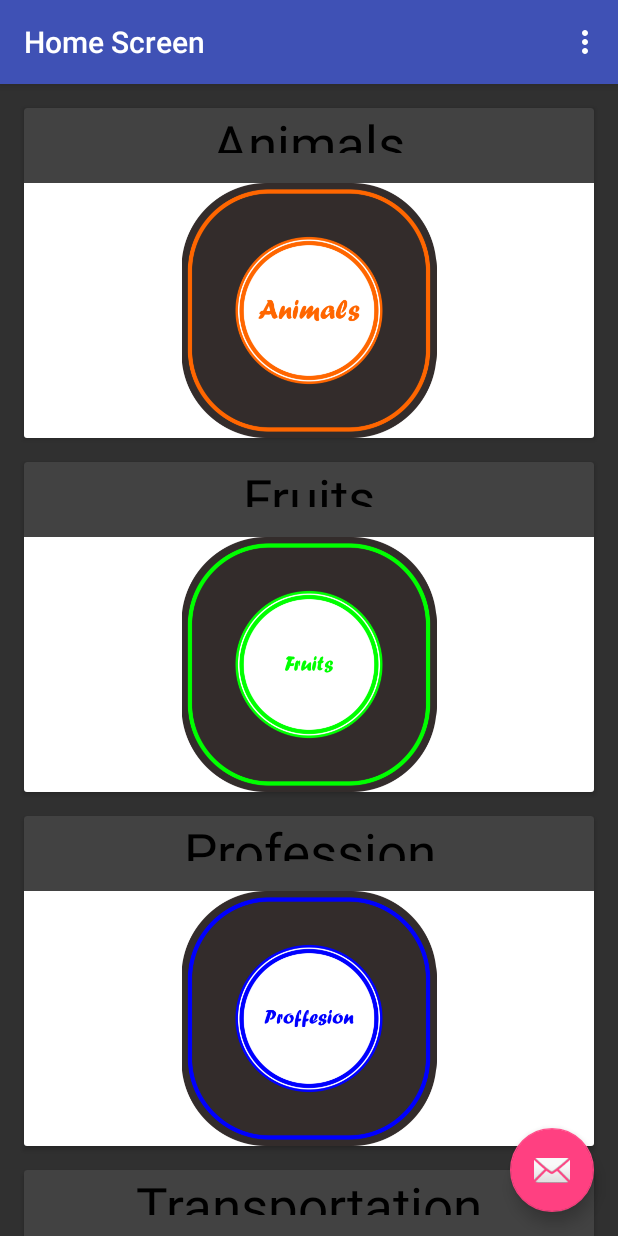
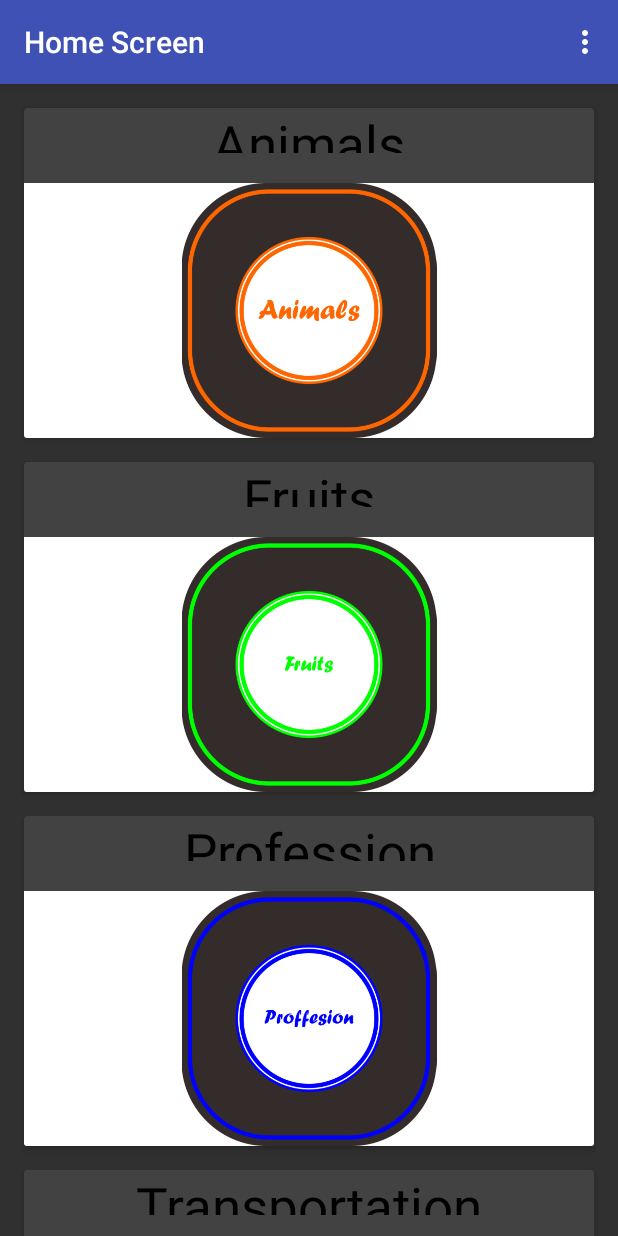
Before and after one commit to gatonsugara/TheDictionaryKids, an Android app: the MainActivity screen opened directly, with no data from a screen before it, in the options menu, after a tap on "Settings", on a phone screen of 412 x 824 dp. Run offline under Robolectric (Android 15) with nearby library versions, the light colour scheme and no system bars; 2 statements that could not run were skipped.

Commit message:
Perapian tombol

```diff
--- a/app/src/main/java/id/sch/smktelkom_mlg/project/xiirpl302122232/thedictionary/IsiKategori.java
+++ b/app/src/main/java/id/sch/smktelkom_mlg/project/xiirpl302122232/thedictionary/IsiKategori.java
@@ -1,8 +1,6 @@
 package id.sch.smktelkom_mlg.project.xiirpl302122232.thedictionary;
 
 import android.os.Bundle;
-import android.support.design.widget.FloatingActionButton;
-import android.support.design.widget.Snackbar;
 import android.support.v7.app.AppCompatActivity;
 import android.support.v7.widget.Toolbar;
 import android.view.View;
@@ -17,15 +15,6 @@ public class IsiKategori extends AppCompatActivity {
         Toolbar toolbar = (Toolbar) findViewById(R.id.toolbar);
         setSupportActionBar(toolbar);
 
-        FloatingActionButton fab = (FloatingActionButton) findViewById(R.id.fab);
-        fab.setOnClickListener(new View.OnClickListener() {
-            @Override
-            public void onClick(View view) {
-                Snackbar.make(view, "Replace with your own action", Snackbar.LENGTH_LONG)
-                        .setAction("Action", null).show();
-            }
-        });
-
         TD td = (TD) getIntent().getSerializableExtra(MainActivity.TD);
         setTitle(td.menujudul);
 
--- a/app/src/main/res/layout/activity_main.xml
+++ b/app/src/main/res/layout/activity_main.xml
@@ -5,7 +5,7 @@
     android:layout_width="match_parent"
     android:layout_height="match_parent"
     android:fitsSystemWindows="true"
-    tools:context="id.sch.smktelkom_mlg.project.xiirpl302122232.kidsdictionary.MainActivity">
+    tools:context="id.sch.smktelkom_mlg.project.xiirpl302122232.thedictionary.MainActivity">
 
     <android.support.design.widget.AppBarLayout
         android:layout_width="match_parent"
@@ -23,12 +23,4 @@
 
     <include layout="@layout/content_main" />
 
-    <android.support.design.widget.FloatingActionButton
-        android:id="@+id/fab"
-        android:layout_width="wrap_content"
-        android:layout_height="wrap_content"
-        android:layout_gravity="bottom|end"
-        android:layout_margin="@dimen/fab_margin"
-        app:srcCompat="@android:drawable/ic_dialog_email" />
-
 </android.support.design.widget.CoordinatorLayout>
```
Also changed, not shown: app/src/main/java/id/sch/smktelkom_mlg/project/xiirpl302122232/thedictionary/IntroActivity.java (+26 -30 lines), app/src/main/res/layout/activity_isi_kategori.xml (+0 -8 lines).
